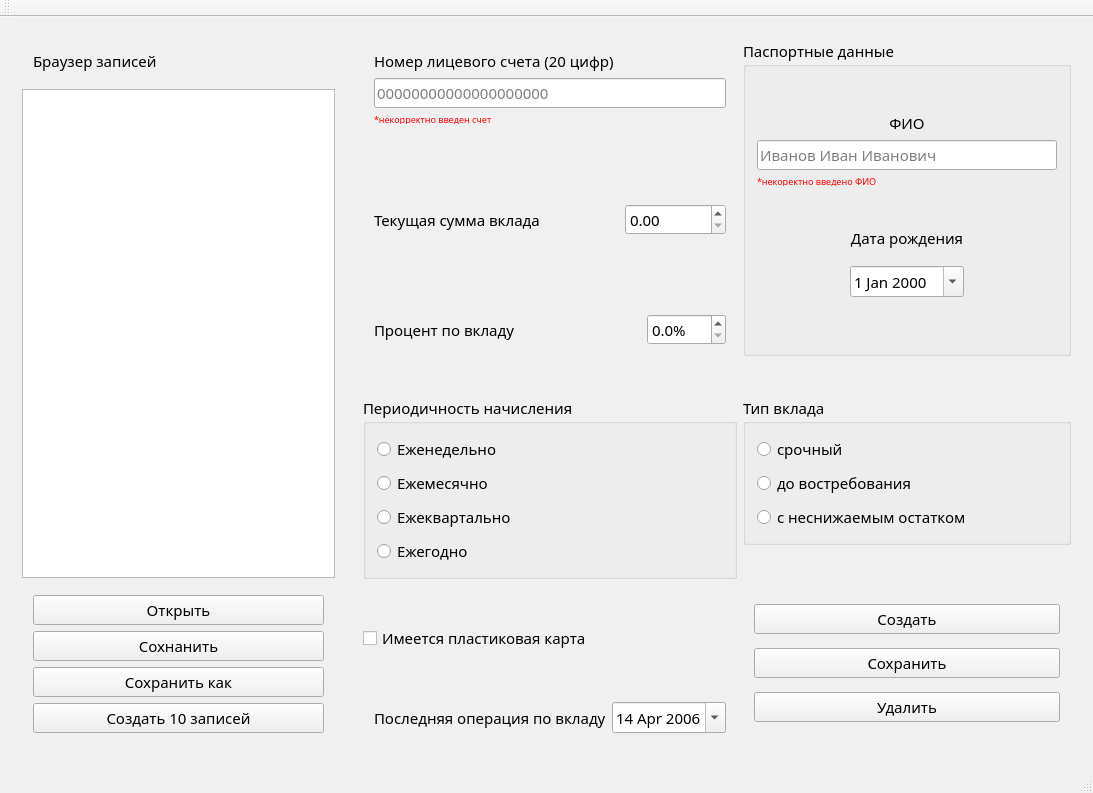
This is mainwindow.ui in MrFireDeN/Bank-Depositors as Qt 5 draws it before an edit. The edited form follows.
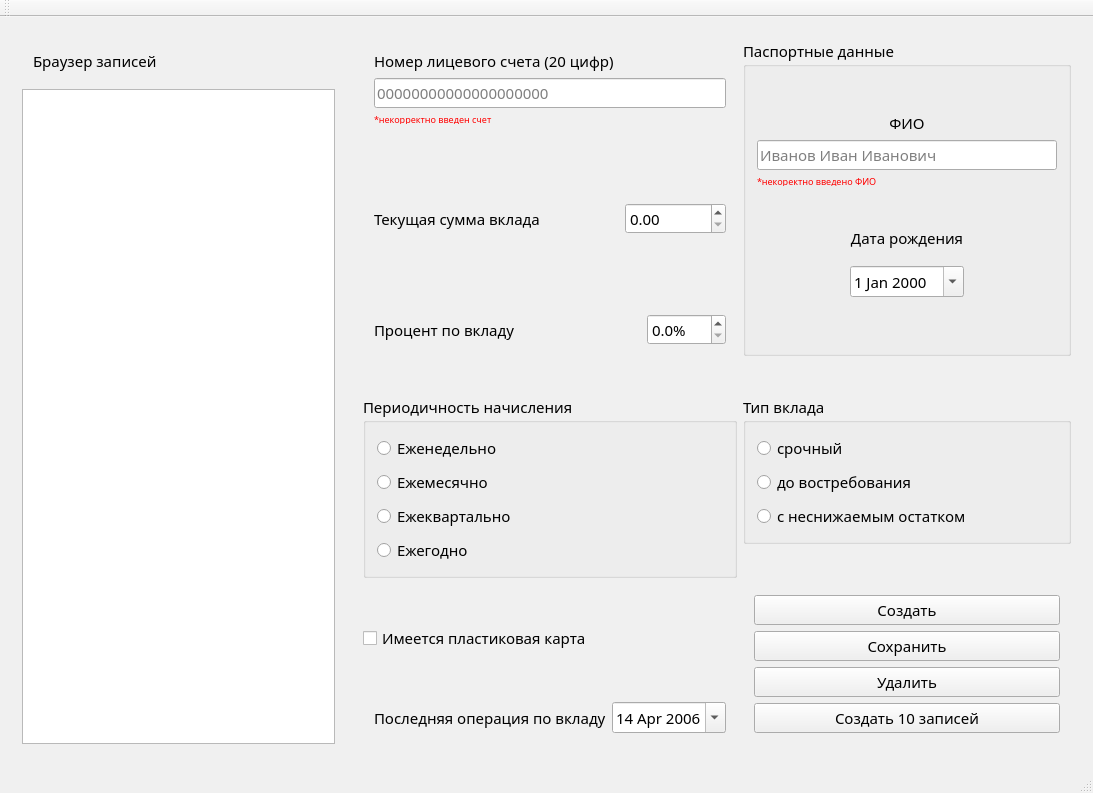
This is the edited form.

Commit message: refactor: кнопки управления файлами удалены

The edit to the form file:
```diff
--- a/mainwindow.ui
+++ b/mainwindow.ui
@@ -499,40 +499,6 @@
          </property>
         </widget>
        </item>
-       <item>
-        <widget class="QWidget" name="fileButtons" native="true">
-         <layout class="QGridLayout" name="gridLayout_2">
-          <item row="0" column="0">
-           <widget class="QPushButton" name="openFileButton">
-            <property name="text">
-             <string>Открыть</string>
-            </property>
-           </widget>
-          </item>
-          <item row="2" column="0">
-           <widget class="QPushButton" name="saveAsFileButton">
-            <property name="text">
-             <string>Сохранить как</string>
-            </property>
-           </widget>
-          </item>
-          <item row="1" column="0">
-           <widget class="QPushButton" name="saveFileButon">
-            <property name="text">
-             <string>Сохнанить</string>
-            </property>
-           </widget>
-          </item>
-          <item row="3" column="0">
-           <widget class="QPushButton" name="recordBrowserButton">
-            <property name="text">
-             <string>Создать 10 записей</string>
-            </property>
-           </widget>
-          </item>
-         </layout>
-        </widget>
-       </item>
       </layout>
      </widget>
     </item>
@@ -1344,6 +1310,13 @@
             </property>
            </widget>
           </item>
+          <item>
+           <widget class="QPushButton" name="recordBrowserButton">
+            <property name="text">
+             <string>Создать 10 записей</string>
+            </property>
+           </widget>
+          </item>
          </layout>
         </widget>
        </item>
```
Left out of the diff: 2 changed lines with no effect on the pictures.
